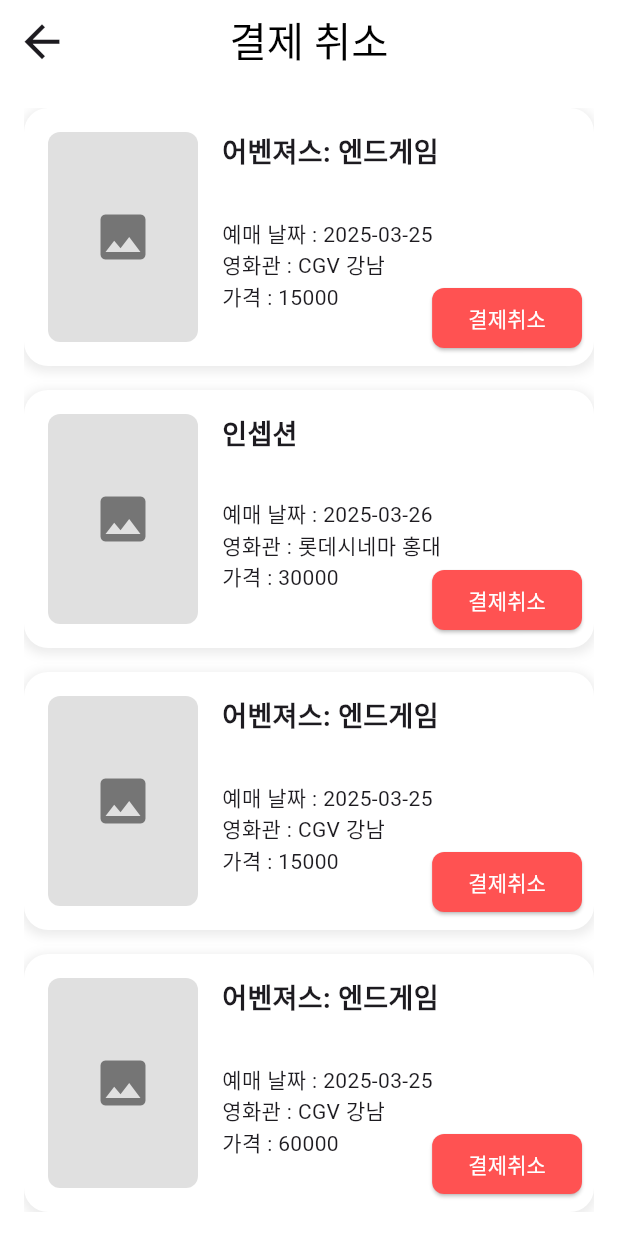
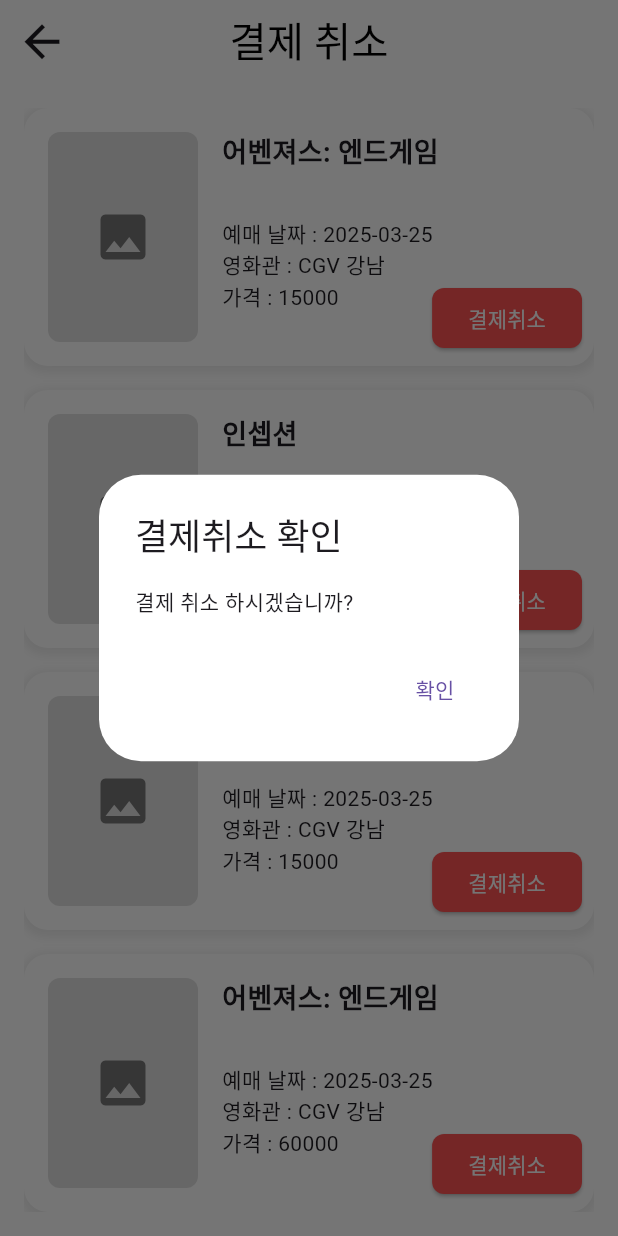
Before and after one commit to Hansung-Movie-Reservation-Site/flutter, a Flutter app: the PaymentCancelScreen screen opened directly, after a tap on "결제취소", on a phone screen of 412 x 824 dp. Run offline on Flutter 3.47's test engine with Material 3 defaults, Android fonts, the phone set to English and light mode, and no system bars; our stand-ins replace dio.

Commit message:
결제취소 다이얼로그 추가

```diff
--- a/lib/mypage/PaymentCancelUI.dart
+++ b/lib/mypage/PaymentCancelUI.dart
@@ -1,4 +1,6 @@
 import 'package:flutter/material.dart';
+
+import '../Common/DialogMaker.dart';
 
 class PaymentCancelUI extends StatefulWidget {
   final List<Map<String, String>> paymentcancel;
@@ -116,6 +118,11 @@ class _PaymentCancelUIState extends State<PaymentCancelUI> {
                         right: 8,
                         child: ElevatedButton(
                           onPressed: () {
+                            DialogMaker.dialog(
+                              context, // Pass the context here
+                              '결제취소 확인',
+                              '결제 취소 하시겠습니까?',
+                            );
                           },
                           style: ElevatedButton.styleFrom(
                             backgroundColor: Colors.redAccent,
```
